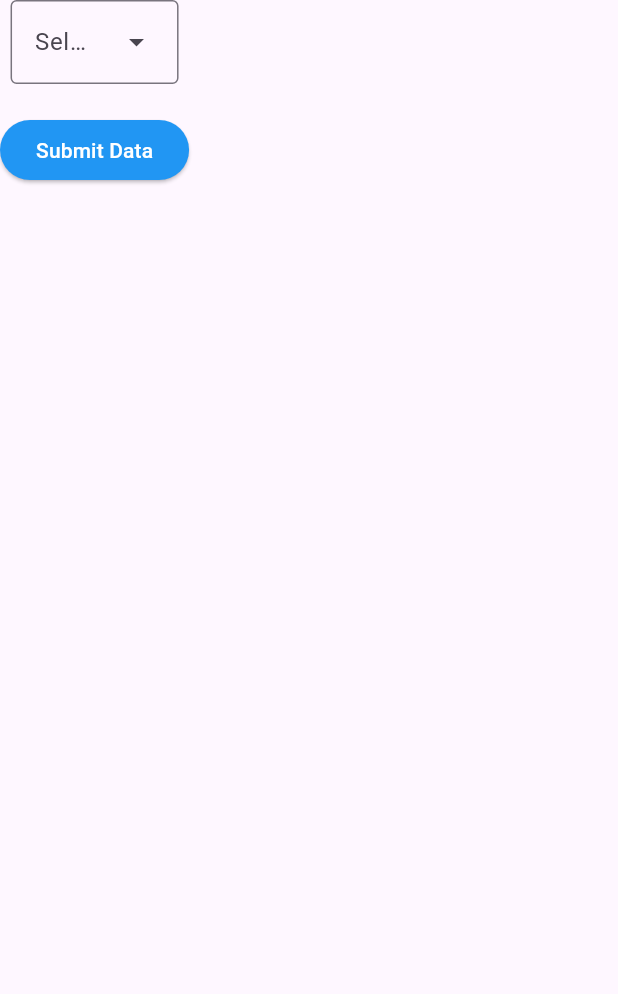
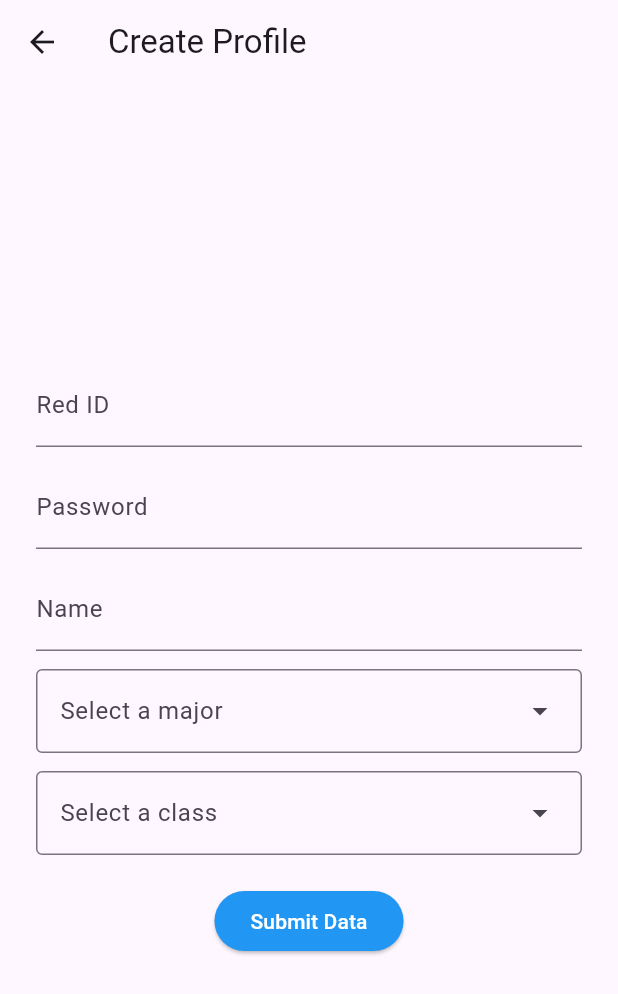
Before and after one commit to Deismus/Group6Project, a Flutter app: the screen it shows after launch, after a tap on "Register", on a phone screen of 412 x 824 dp. Shown: the top 994 px of the screen. Run offline on Flutter 3.47's test engine with Material 3 defaults, Android fonts, the phone set to English and light mode, and no system bars; our stand-ins replace supabase_flutter; accounts and stored records are empty.

Commit message:
Added seperate files for each page

```diff
--- a/lib/main.dart
+++ b/lib/main.dart
@@ -1,7 +1,7 @@
 import 'package:flutter/material.dart';
 import 'package:supabase_flutter/supabase_flutter.dart';
+import 'package:study_buddy_finder/pages/login.dart';
 
-final supabase = Supabase.instance.client;
 Future<void> main() async {
   await Supabase.initialize(
     url: 'https://hjvahwgljwbceonwzyck.supabase.co/',
@@ -20,6 +20,7 @@ class MyApp extends StatelessWidget {
     );
   }
 }
+<<<<<<< Updated upstream
 class HomePage extends StatefulWidget {
   const HomePage({super.key});
   @override
@@ -83,6 +84,8 @@ class _HomePageState extends State<HomePage> {
     );
   }
 }
+=======
+>>>>>>> Stashed changes
 
 class RegisterPage extends StatefulWidget {
   const RegisterPage({super.key});
@@ -147,7 +150,14 @@ class _RegisterPageState extends State<RegisterPage>
   }
 }
 
+<<<<<<< Updated upstream
 DropdownMenuEntry<String> buildMenuItem(String value) => DropdownMenuEntry(
   value: value,
   label: value,
 );
+=======
+*/
+
+
+
+>>>>>>> Stashed changes
--- /dev/null
+++ b/lib/pages/login.dart
@@ -0,0 +1,69 @@
+import 'package:flutter/material.dart';
+import 'package:study_buddy_finder/pages/register.dart';
+import 'package:supabase_flutter/supabase_flutter.dart';
+
+class HomePage extends StatefulWidget {
+  const HomePage({super.key});
+  @override
+  State<HomePage> createState() => _HomePageState();
+}
+class _HomePageState extends State<HomePage> {
+  @override
+  Widget build(BuildContext context) {
+    return Scaffold(
+      appBar: AppBar(title: const Text('Log In')),
+      body: Center(
+        child:ConstrainedBox(
+          constraints: const BoxConstraints(
+            maxWidth: 200.0,
+          ),
+          child:Column(
+            mainAxisAlignment: MainAxisAlignment.center, // Centers vertically
+            crossAxisAlignment: CrossAxisAlignment.center,
+            spacing: 10,
+            children: [
+              TextField(
+                decoration: InputDecoration(
+                  border: OutlineInputBorder(),
+                  labelText: 'RedID',
+                ),
+              ),
+              TextField(
+                  obscureText: true,
+                  decoration: InputDecoration(
+                    border: OutlineInputBorder(),
+                    labelText: 'Password',
+                ),
+              ),
+
+              ElevatedButton(
+                child: const Text('Log in'),
+                onPressed: () {
+
+                },
+              ),
+
+              InkWell(
+                onTap: () {
+                  Navigator.push(
+                    context,
+                    MaterialPageRoute(builder: (context) => const SignUpPage()),
+                  );
+                },
+                child: const Text(
+                  'Register',
+                  style: TextStyle(
+                    color: Colors.blue,
+                    decoration: TextDecoration.underline, // Adds the underline look
+                    fontSize: 16,
+                  ),
+                ),
+              ),
+            ],
+        )
+        ),
+
+      ),
+    );
+  }
+}
--- /dev/null
+++ b/lib/pages/register.dart
@@ -0,0 +1,147 @@
+import 'package:flutter/material.dart';
+import 'package:supabase_flutter/supabase_flutter.dart';
+
+final supabase = Supabase.instance.client;
+
+class SignUpPage extends StatefulWidget{
+  const SignUpPage({super.key});
+  @override
+  State<SignUpPage> createState() => _SignUpPageState();
+}
+
+class _SignUpPageState extends State<SignUpPage> {
+  // Get the list of majors from Supabase
+  final majorsList = supabase.from('majorslist').select();
+  final classesList = supabase.from('classes').select().order('course-code', ascending: false);
+
+  final redIdController = TextEditingController();
+  final nameController = TextEditingController();
+  final passwordController = TextEditingController();
+
+  String? selectedValue;
+
+  @override
+  Widget build(BuildContext context) {
+    return Scaffold(
+      appBar: AppBar(title: const Text('Create Profile')),
+      body: Center(
+        child: ConstrainedBox(
+          constraints: const BoxConstraints(maxWidth: 420),
+          child: SingleChildScrollView(
+            padding: const EdgeInsets.all(24),
+            child: Column(
+              children: [
+                TextField(
+                  controller: redIdController,
+                  decoration: const InputDecoration(
+                    labelText: 'Red ID',
+                  ),
+                ),
+                const SizedBox(height: 12),
+
+                TextField(
+                  controller: passwordController,
+                  obscureText: true,
+                  decoration: const InputDecoration(
+                    labelText: 'Password',
+                  ),
+                ),
+                const SizedBox(height: 12),
+
+                TextField(
+                  controller: nameController,
+                  decoration: const InputDecoration(
+                    labelText: 'Name',
+                  ),
+                ),
+                const SizedBox(height: 12),
+
+
+
+                // Get the majors from Supabase
+                FutureBuilder(
+                  future: majorsList,
+                  builder: (context, snapshot) {
+                    if (!snapshot.hasData) {
+                      return const CircularProgressIndicator();
+                    }
+
+                    final majors = snapshot.data!;
+
+                    return DropdownMenu<String>(
+                      hintText: 'Select a major',
+                      expandedInsets: EdgeInsets.zero,
+                      dropdownMenuEntries: majors.map((major) {
+                        final name = major['name'] as String;
+
+                        return DropdownMenuEntry<String>(
+                          value: name,
+                          label: name,
+                        );
+                      }).toList(),
+                      onSelected: (String? newValue) {
+                        setState(() {
+                          selectedValue = newValue;
+                        });
+                      },
+                    );
+                  },
+                ),
+                const SizedBox(height: 12),
+
+                FutureBuilder(
+                  future: classesList,
+                  builder: (context, snapshot) {
+                    if (!snapshot.hasData) {
+                      return const CircularProgressIndicator();
+                    }
+
+                    final classes = snapshot.data!;
+
+                    return DropdownMenu<String>(
+                      hintText: 'Select a class',
+                      expandedInsets: EdgeInsets.zero,
+                      dropdownMenuEntries: classes.map((classes) {
+                        final name = classes['course-code'] as String;
+
+                        return DropdownMenuEntry<String>(
+                          value: name,
+                          label: name,
+                        );
+                      }).toList(),
+                      onSelected: (String? newValue) {
+                        setState(() {
+                          selectedValue = newValue;
+                        });
+                      },
+                    );
+                  },
+                ),
+
+                const SizedBox(height: 20),
+
+                ElevatedButton(
+                  style: ElevatedButton.styleFrom(
+                    backgroundColor: Colors.blue,
+                    foregroundColor: Colors.white,
+                  ),
+                  onPressed:
+                      () {
+
+                        },
+                  child: const Text('Submit Data'),
+                ),
+              ],
+            ),
+          ),
+        ),
+      ),
+    );
+  }
+}
+
+
+DropdownMenuEntry<String> buildMenuItem(String value) => DropdownMenuEntry(
+  value: value,
+  label: value,
+);
```
